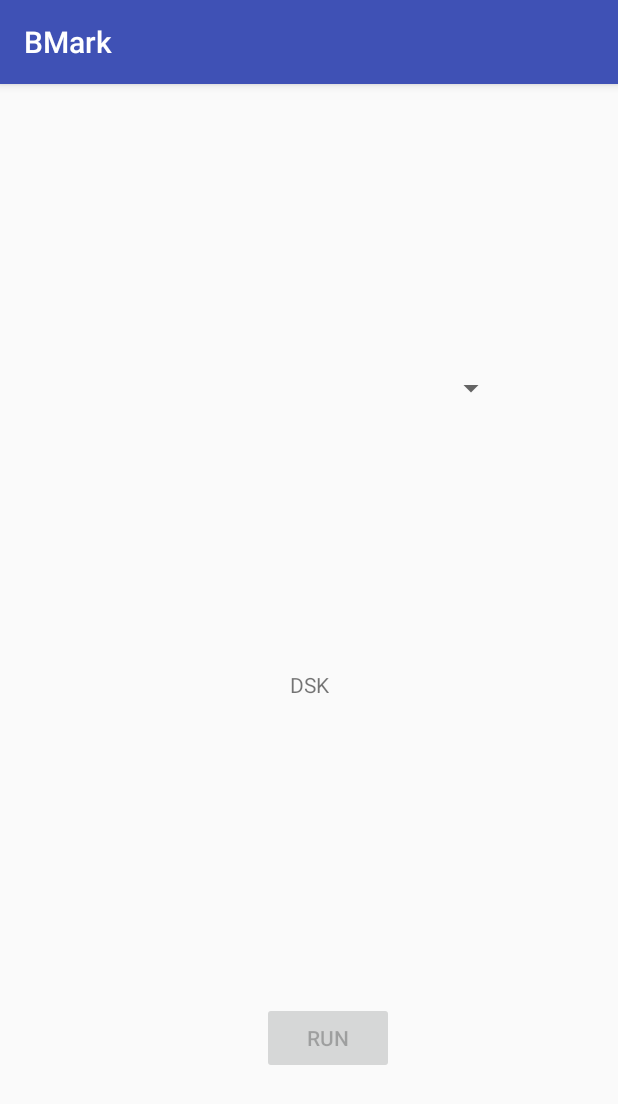
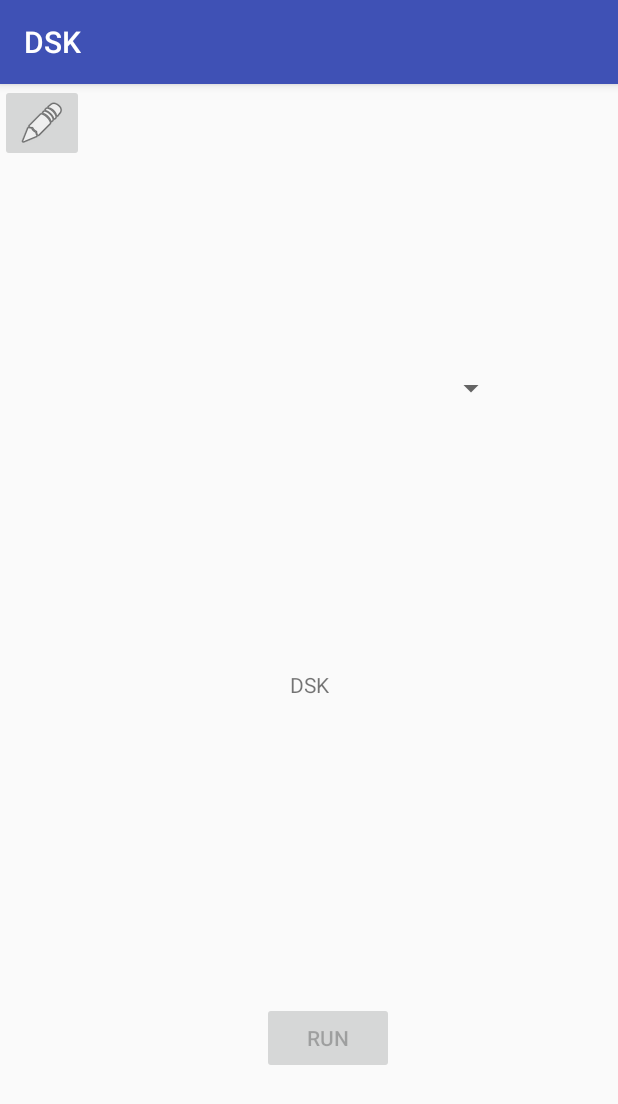
Before and after one commit to KadenKing/dsk_android, an Android app: the screen it shows after launch (MainActivity), on a phone screen of 412 x 824 dp. Shown: the top 1104 px of the screen. Run offline under Robolectric (Android 15) with nearby library versions, the phone set to English and light mode, and no system bars; 3 statements that could not run were skipped.

```diff
--- a/app/build.gradle
+++ b/app/build.gradle
@@ -37,4 +37,5 @@ dependencies {
     androidTestImplementation 'com.android.support.test:runner:1.0.1'
     androidTestImplementation 'com.android.support.test.espresso:espresso-core:3.0.1'
     implementation 'com.android.support:recyclerview-v7:26.1.0'
+    implementation 'com.android.support:design:26.1.0'
 }
--- a/app/src/main/AndroidManifest.xml
+++ b/app/src/main/AndroidManifest.xml
@@ -5,7 +5,7 @@
     <application
         android:allowBackup="true"
         android:icon="@mipmap/ic_launcher"
-        android:label="@string/app_name"
+        android:label="DSK"
         android:roundIcon="@mipmap/ic_launcher_round"
         android:supportsRtl="true"
         android:theme="@style/AppTheme">
--- a/app/src/main/java/mo/bioinf/bmark/MainActivity.java
+++ b/app/src/main/java/mo/bioinf/bmark/MainActivity.java
@@ -13,6 +13,7 @@ import android.view.View;
 import android.widget.AdapterView;
 import android.widget.ArrayAdapter;
 import android.widget.Button;
+import android.widget.ImageButton;
 import android.widget.Spinner;
 import android.widget.TextView;
 import android.content.Context;
@@ -63,6 +64,7 @@ public class MainActivity extends AppCompatActivity {
         final TextView tv = (TextView) findViewById(R.id.sample_text);
         final Button run = (Button) findViewById(R.id.run_button);
         final Spinner dropdown = (Spinner) findViewById(R.id.fastq_files);
+        final ImageButton settings_button = (ImageButton) findViewById(R.id.settings_button);
         run.setEnabled(false);
 
         final String base_path = context.getFilesDir().getAbsolutePath().toString(); // this phone's working directory
@@ -118,7 +120,14 @@ public class MainActivity extends AppCompatActivity {
 
         final Handler dskHandler = new Handler();
 
+        settings_button.setOnClickListener(new View.OnClickListener(){
+            public void onClick(View v){
+                flipper.setDisplayedChild(2);
 
+
+
+            }
+        });
 
         run.setOnClickListener(new View.OnClickListener(){
             public void onClick(View v){
--- a/app/src/main/res/layout/activity_main.xml
+++ b/app/src/main/res/layout/activity_main.xml
@@ -53,6 +53,14 @@
             app:layout_constraintStart_toStartOf="parent"
             app:layout_constraintTop_toTopOf="parent" />
 
+        <ImageButton
+            android:id="@+id/settings_button"
+            android:layout_width="wrap_content"
+            android:layout_height="wrap_content"
+            app:srcCompat="@android:drawable/ic_menu_edit"
+            tools:layout_editor_absoluteX="164dp"
+            tools:layout_editor_absoluteY="34dp" />
+
     </android.support.constraint.ConstraintLayout>
 
     <android.support.constraint.ConstraintLayout
@@ -73,6 +81,58 @@
             app:layout_constraintEnd_toEndOf="parent"
             app:layout_constraintStart_toStartOf="parent"
             app:layout_constraintTop_toTopOf="parent" />
+
     </android.support.constraint.ConstraintLayout>
 
+    <EditText
+        android:id="@+id/editText2"
+        android:layout_width="95dp"
+        android:layout_height="56dp"
+        android:ems="10"
+        android:inputType="time" />
+
+    <android.support.design.widget.TextInputLayout
+        android:layout_width="match_parent"
+        android:layout_height="wrap_content">
+
+        <android.support.design.widget.TextInputEditText
+            android:layout_width="match_parent"
+            android:layout_height="wrap_content"
+            android:hint="hint" />
+    </android.support.design.widget.TextInputLayout>
+
+    <TextView
+        android:id="@+id/textView2"
+        android:layout_width="wrap_content"
+        android:layout_height="wrap_content"
+        android:text="TextView" />
+
+    <LinearLayout
+        android:layout_width="match_parent"
+        android:layout_height="match_parent"
+        android:orientation="vertical">
+
+        <LinearLayout
+            android:layout_width="match_parent"
+            android:layout_height="wrap_content"
+            android:orientation="horizontal">
+
+            <TextView
+                android:id="@+id/textView5"
+                android:layout_width="wrap_content"
+                android:layout_height="wrap_content"
+                android:layout_weight="1"
+                android:text="k-mer size:" />
+
+            <EditText
+                android:id="@+id/editText7"
+                android:layout_width="wrap_content"
+                android:layout_height="wrap_content"
+                android:layout_weight="1"
+                android:ems="10"
+                android:inputType="number" />
+        </LinearLayout>
+
+    </LinearLayout>
+
 </ViewFlipper>
```
